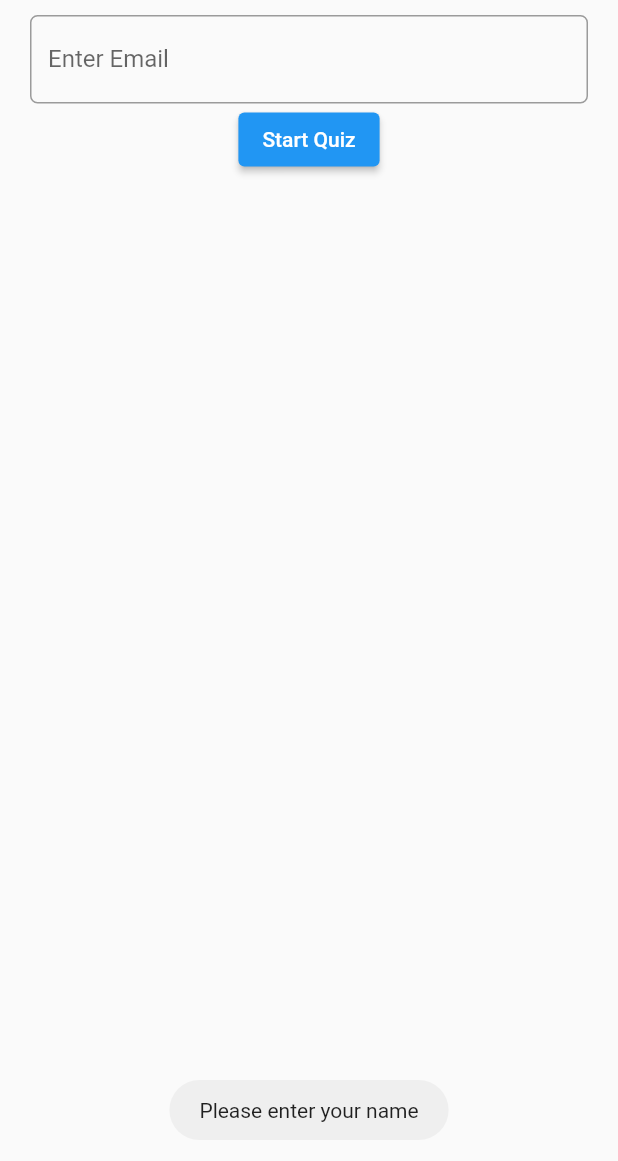
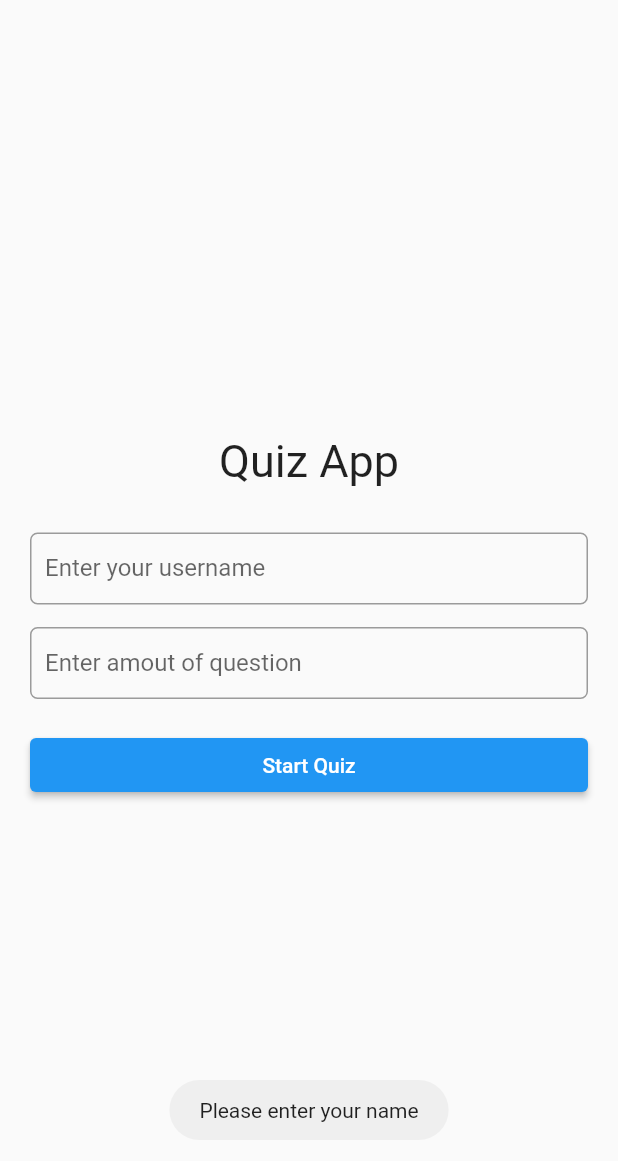
Before and after one commit to saleempirwani/Flutter-Practices, a Flutter app: the screen it shows after launch, after a tap on "Start Quiz", on a phone screen of 412 x 824 dp. Shown: the top 1161 px of the screen. Run offline on Flutter 3.47's test engine with Material 2 defaults, Android fonts, the phone set to English and light mode, and no system bars; our stand-ins replace flutter_html, flutter_spinkit, fluttertoast; missing offline and left inert: dart:ffi, dart:html, flutter_picker.

Commit message:
quiz app completed

```diff
--- a/quizapp/lib/main.dart
+++ b/quizapp/lib/main.dart
@@ -1,6 +1,7 @@
 import 'package:flutter/material.dart';
 import 'package:quizapp/screens/home.dart';
 import 'package:quizapp/screens/quiz.dart';
+import 'package:quizapp/screens/score_board.dart';
 
 void main() {
   runApp(MaterialApp(
@@ -8,7 +9,7 @@ void main() {
     routes: {
       '/': (context) => Home(),
       '/quiz': (context) => Quiz(),
-      // '/score': (context) => ScoreBoard(),
+      '/score': (context) => ScoreBoard(),
     },
   ));
 }
--- a/quizapp/lib/screens/home.dart
+++ b/quizapp/lib/screens/home.dart
@@ -1,8 +1,11 @@
 // ignore_for_file: prefer_const_constructors, unnecessary_new
 
 import 'package:flutter/material.dart';
+import 'package:flutter/services.dart';
+import 'package:flutter_spinkit/flutter_spinkit.dart';
 import 'package:fluttertoast/fluttertoast.dart';
 import 'package:quizapp/services/quiz_questions.dart';
+import 'package:flutter_picker/flutter_picker.dart';
 
 class Home extends StatefulWidget {
   const Home({Key? key}) : super(key: key);
@@ -12,22 +15,39 @@ class Home extends StatefulWidget {
 }
 
 class _HomeState extends State<Home> {
-  String name = '';
+  String name = '', amount = '';
+
+  QuizContent quizContentObj = QuizContent();
+
   @override
   Widget build(BuildContext context) {
-    print(name);
+    void onSubmitPress() async {
+      if (name.trim().isEmpty) {
+        Fluttertoast.showToast(msg: 'Please enter your name');
+        return;
+      }
 
-    Widget textInput() {
+      setState(() {});
+
+      await quizContentObj.getQuizContent(amount: amount);
+
+      Fluttertoast.showToast(msg: 'Quiz Started');
+      Navigator.pushReplacementNamed(context, '/quiz', arguments: {
+        'name': name,
+        'quizContent': quizContentObj.quizContent,
+      });
+    }
+
+    Widget textInput(placeholder, callback, {nameType = false}) {
       return TextFormField(
-        keyboardType: TextInputType.name,
-        initialValue: name,
+        keyboardType: nameType ? TextInputType.name : TextInputType.number,
+        // initialValue: name,
         onChanged: (text) {
-          setState(() {
-            name = text;
-          });
+          callback(text);
         },
         decoration: InputDecoration(
-          labelText: "Enter Email",
+          contentPadding: EdgeInsets.fromLTRB(10, 0, 0, 0),
+          labelText: placeholder,
           fillColor: Colors.white,
           border: OutlineInputBorder(
             borderRadius: BorderRadius.circular(5),
@@ -37,36 +57,60 @@ class _HomeState extends State<Home> {
       );
     }
 
-    void onSubmitPress() {
-      if (name.trim().isEmpty) {
-        Fluttertoast.showToast(msg: 'Please enter your name');
-        return;
-      }
-
-      QuizContent quizContentObj = QuizContent();
-      quizContentObj.getQuizContent();
-
-      Fluttertoast.showToast(msg: 'Quiz Started');
-      print(quizContentObj.quizContent.runtimeType);
-
-      Navigator.pushReplacementNamed(context, '/quiz', arguments: {
-        'name': name,
-        'quizContent': quizContentObj.quizContent,
-      });
-    }
+    final spinkit = SpinKitCircle(
+      color: Colors.white,
+      size: 20.0,
+    );
 
     return Scaffold(
-      body: Padding(
-        padding: const EdgeInsets.symmetric(horizontal: 20, vertical: 10),
-        child: Column(
-          children: [
-            textInput(),
-            ElevatedButton(
-                onPressed: () {
-                  onSubmitPress();
+      body: Center(
+        child: Padding(
+          padding: const EdgeInsets.symmetric(horizontal: 20),
+          child: Column(
+            mainAxisAlignment: MainAxisAlignment.center,
+            children: [
+              Text(
+                'Quiz App',
+                style: TextStyle(
+                  fontSize: 30,
+                ),
+              ),
+              SizedBox(
+                height: 30,
+              ),
+              textInput(
+                'Enter your username',
+                (text) {
+                  setState(() {
+                    name = text;
+                  });
                 },
-                child: Text('Start Quiz'))
-          ],
+                nameType: true,
+              ),
+              SizedBox(
+                height: 15,
+              ),
+              textInput('Enter amout of question', (text) {
+                setState(() {
+                  amount = text;
+                });
+              }),
+              SizedBox(
+                height: 20,
+              ),
+              SizedBox(
+                width: double.infinity,
+                child: ElevatedButton(
+                    style: ButtonStyle(),
+                    onPressed: () {
+                      setState(() {});
+                      quizContentObj.loading ? null : onSubmitPress();
+                    },
+                    child:
+                        quizContentObj.loading ? spinkit : Text('Start Quiz')),
+              ),
+            ],
+          ),
         ),
       ),
     );
--- a/quizapp/lib/services/quiz_questions.dart
+++ b/quizapp/lib/services/quiz_questions.dart
@@ -5,7 +5,7 @@ import 'package:fluttertoast/fluttertoast.dart';
 
 class QuizQuestion {
   String question = '';
-  List<String> options = [];
+  List options = [];
   String answer = '';
 
   QuizQuestion(
@@ -13,110 +13,19 @@ class QuizQuestion {
 }
 
 class QuizContent {
-  List data = [
-    {
-      "category": "Geography",
-      "type": "multiple",
-      "difficulty": "medium",
-      "question": "In which English county is Stonehenge?",
-      "correct_answer": "Wiltshire",
-      "incorrect_answers": ["Somerset", "Cumbria", "Herefordshire"]
-    },
-    {
-      "category": "Sports",
-      "type": "multiple",
-      "difficulty": "medium",
-      "question": "Which nation hosted the FIFA World Cup in 2006?",
-      "correct_answer": "Germany",
-      "incorrect_answers": ["United Kingdom", "Brazil", "South Africa"]
-    },
-    {
-      "category": "General Knowledge",
-      "type": "multiple",
-      "difficulty": "medium",
-      "question": "What is the Swedish word for &quot;window&quot;?",
-      "correct_answer": "F&ouml;nster",
-      "incorrect_answers": ["H&aring;l", "Sk&auml;rm", "Ruta"]
-    },
-    {
-      "category": "Entertainment: Video Games",
-      "type": "multiple",
-      "difficulty": "hard",
-      "question":
-          "What device allows Tracer to manipulate her own time in the game &quot;Overwatch&quot;?",
-      "correct_answer": "Chronal Accelerator",
-      "incorrect_answers": [
-        "B.L.I.N.K",
-        "Spacial Displacement Manipulator",
-        "TMD (Time Manipulation Device)"
-      ]
-    },
-    {
-      "category": "Entertainment: Music",
-      "type": "multiple",
-      "difficulty": "medium",
-      "question":
-          "What is the last song on the first Panic! At the Disco album?",
-      "correct_answer": "Build God, Then We&#039;ll Talk",
-      "incorrect_answers": [
-        "Nails for Breakfast, Tacks for Snacks",
-        "I Write Sins Not Tragedies",
-        "Lying Is The Most Fun A Girl Can Have Without Taking Her Clothes Off"
-      ]
-    },
-    {
-      "category": "Politics",
-      "type": "boolean",
-      "difficulty": "medium",
-      "question":
-          "The State of Queensland, Australia voted NO to a referendum for daylight savings in 1992.",
-      "correct_answer": "True",
-      "incorrect_answers": ["False"]
-    },
-    {
-      "category": "History",
-      "type": "multiple",
-      "difficulty": "medium",
-      "question": "When was the Grand Patriotic War in the USSR concluded?",
-      "correct_answer": "May 9th, 1945",
-      "incorrect_answers": [
-        "September 2nd, 1945",
-        "August 9th, 1945",
-        "December 11th, 1945"
-      ]
-    },
-    {
-      "category": "Animals",
-      "type": "boolean",
-      "difficulty": "easy",
-      "question": "Rabbits are carnivores.",
-      "correct_answer": "False",
-      "incorrect_answers": ["True"]
-    },
-    {
-      "category": "Entertainment: Video Games",
-      "type": "multiple",
-      "difficulty": "hard",
-      "question": "Which retro video game was released first?",
-      "correct_answer": "Space Invaders",
-      "incorrect_answers": ["Galaga", "Pac-Man", "Asteroids"]
-    },
-    {
-      "category": "Entertainment: Video Games",
-      "type": "multiple",
-      "difficulty": "easy",
-      "question":
-          "In the video game &quot;Postal 2&quot;, what is the name of Postal Dude&#039;s dog?",
-      "correct_answer": "Champ",
-      "incorrect_answers": ["Snoopy", "Krotchy", "Duke"]
-    }
-  ];
+  List<QuizQuestion> quizContent = [];
+  bool loading = false;
 
- List<QuizQuestion> quizContent = [];
-
-  void getQuizContent() {
+  Future<void> getQuizContent({amount = 10}) async {
+    var url = Uri.parse('https://opentdb.com/api.php?amount=$amount');
+    loading = true;
+    try {
+      http.Response response = await http.get(url);
+      if (response.statusCode == 200) {
+        loading = false;
+        List data = jsonDecode(response.body)['results'];
         for (var item in data) {
-      List<String> options = item['incorrect_answers'];
+          List options = item['incorrect_answers'];
           options.add(item['correct_answer']);
           options.shuffle();
           quizContent.add(QuizQuestion(
@@ -124,38 +33,14 @@ class QuizContent {
               options: options,
               answer: item['correct_answer']));
         }
-    // print(quizContent);
-
-    // Future<void> getQuizContent() async {
-    //   var url = Uri.parse('https://opentdb.com/api.php?amount=10');
-    //   try {
-    //     http.Response response = await http.get(url);
-    //     return print('${response.statusCode}');
-    //     if (response.statusCode == 200) {
-    //       dynamic data = jsonDecode(response.body);
-    //       print(data);
-    //       return;
-    //       data.map((e) {
-    //         print({
-    //           'question': e.question,
-    //           'options': e.incorrect_answers.add(e.correct_answer).shuffle(),
-    //           'answer': e.correct_answer
-    //         });
-    //         // quizContent.add(QuizQuestion(
-    //         //     question: e.question,
-    //         //     options: e.incorrect_answers.add(e.correct_answer).shuffle(),
-    //         //     answer: e.correct_answer));
-    //       });
-    //       quizContent = response.body;
-    //       Fluttertoast.showToast(msg: 'Quiz started');
-    //     } else {
-    //       Fluttertoast.showToast(
-    //           msg:
-    //               'Something went wrong, please try again. ${response.statusCode}');
-    //     }
-    //   } catch (e) {
-    //     print("ERR [quizContent] =======> $e");
-    //   }
-    // }
+      } else {
+        Fluttertoast.showToast(
+            msg:
+                'Something went wrong, please try again. ${response.statusCode}');
+      }
+    } catch (e) {
+      loading = false;
+      print("ERR [quizContent] =======> $e");
     }
   }
+}
--- a/quizapp/pubspec.yaml
+++ b/quizapp/pubspec.yaml
@@ -31,6 +31,9 @@ dependencies:
     sdk: flutter
   http: ^0.13.4
   fluttertoast: ^8.0.8
+  flutter_picker: ^2.0.2
+  flutter_spinkit: ^5.1.0
+  flutter_html: ^2.2.0
 
   # The following adds the Cupertino Icons font to your application.
   # Use with the CupertinoIcons class for iOS style icons.
```
Also changed, not shown: quizapp/lib/screens/quiz.dart (+66 -24 lines), quizapp/lib/screens/score_board.dart (added, +74 -0 lines), quizapp/pubspec.lock, 2 other files. Lines whose indentation alone changed are shown as unchanged.
